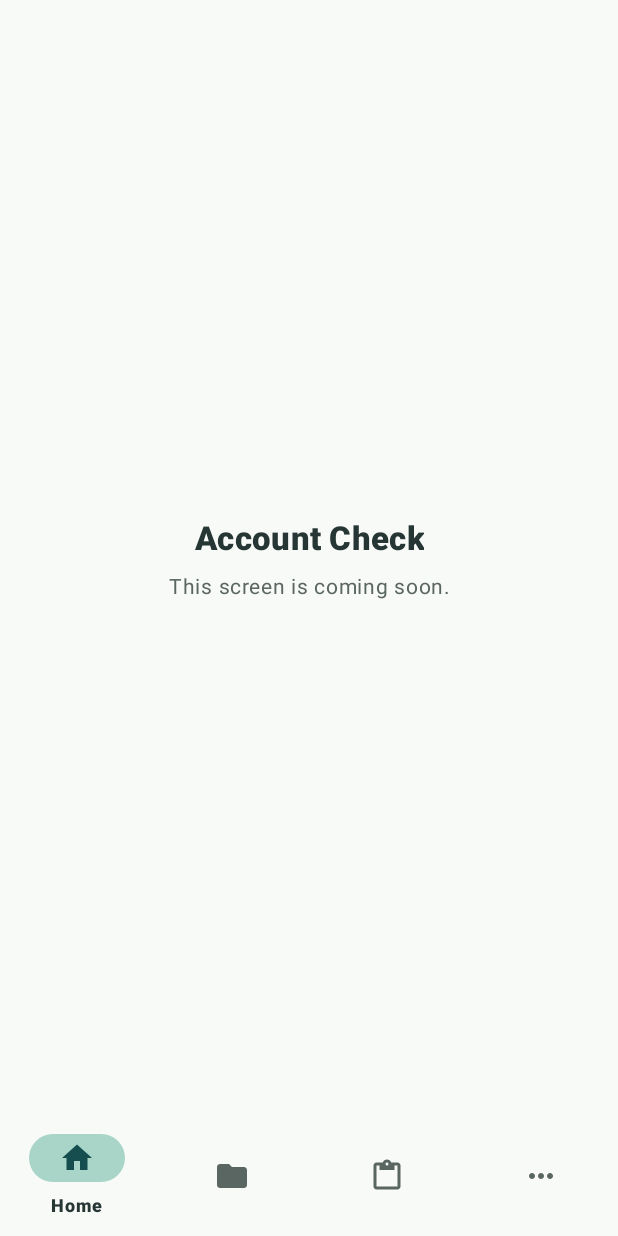
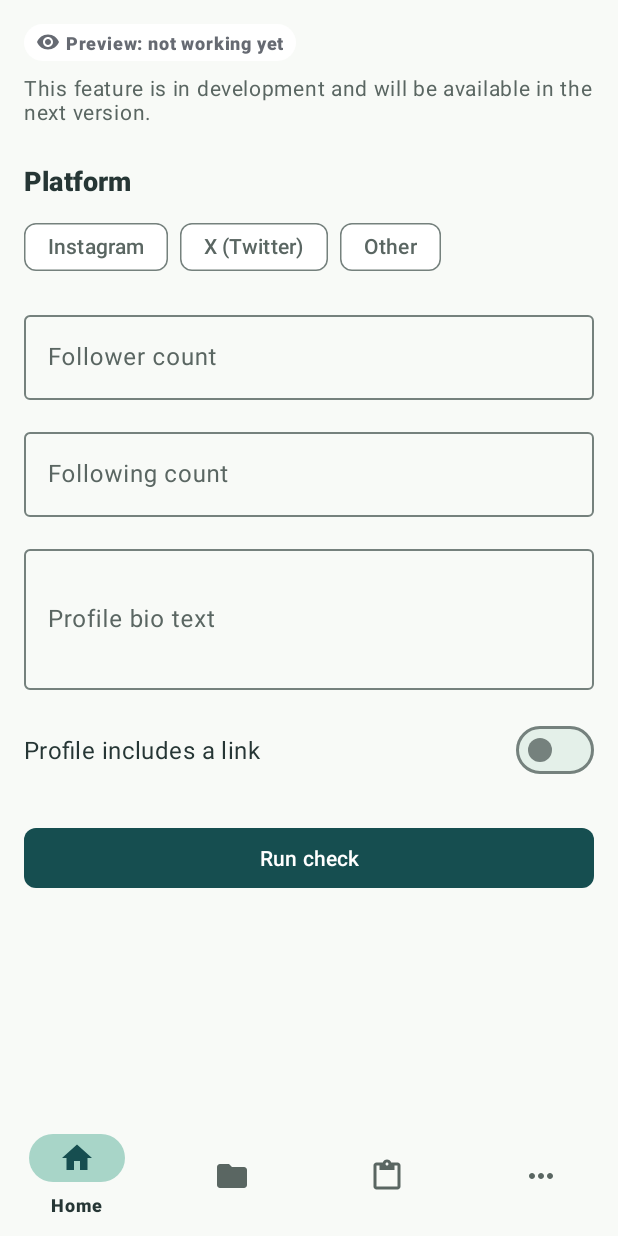
Before and after one commit to abdulsaboor190/ShieldHer_FYP_1, an Android app: the AccountCheckFragment screen opened through its navigation route, on a phone screen of 412 x 824 dp. Run offline under Robolectric (Android 15) with nearby library versions, the phone set to English and light mode, and no system bars; our stand-ins replace Room's generated code, navigation-ui.

Commit message:
FE-4.9: Account Check layout

```diff
--- a/app/src/main/java/com/shieldher/dashboard/check/AccountCheckFragment.kt
+++ b/app/src/main/java/com/shieldher/dashboard/check/AccountCheckFragment.kt
@@ -6,16 +6,62 @@ import android.view.View
 import android.view.ViewGroup
 import android.widget.TextView
 import androidx.fragment.app.Fragment
+import com.google.android.material.button.MaterialButton
+import com.google.android.material.chip.ChipGroup
+import com.google.android.material.materialswitch.MaterialSwitch
+import com.google.android.material.textfield.TextInputEditText
 import com.shieldher.R
+import com.shieldher.dashboard.common.BadgeStatus
+import com.shieldher.dashboard.common.StatusBadge
 
 class AccountCheckFragment : Fragment() {
+
+    private var inputFollowers: TextInputEditText? = null
+    private var inputFollowing: TextInputEditText? = null
+    private var inputBio: TextInputEditText? = null
+    private var chipGroupPlatform: ChipGroup? = null
+    private var switchHasLink: MaterialSwitch? = null
+
     override fun onCreateView(
         inflater: LayoutInflater,
         container: ViewGroup?,
         savedInstanceState: Bundle?
-    ): View? {
-        val view = inflater.inflate(R.layout.fragment_placeholder, container, false)
-        view.findViewById<TextView>(R.id.text_title).setText(R.string.title_account_check)
-        return view
+    ): View = inflater.inflate(R.layout.fragment_account_check, container, false)
+
+    override fun onViewCreated(view: View, savedInstanceState: Bundle?) {
+        super.onViewCreated(view, savedInstanceState)
+
+        val badge = view.findViewById<StatusBadge>(R.id.badge_account_check_preview)
+        badge.setStatus(BadgeStatus.PREVIEW)
+
+        inputFollowers = view.findViewById(R.id.input_followers)
+        inputFollowing = view.findViewById(R.id.input_following)
+        inputBio = view.findViewById(R.id.input_bio)
+        chipGroupPlatform = view.findViewById(R.id.chip_group_platform)
+        switchHasLink = view.findViewById(R.id.switch_has_link)
+
+        val btnRunCheck = view.findViewById<MaterialButton>(R.id.btn_run_check)
+        val textComingSoon = view.findViewById<TextView>(R.id.text_coming_soon)
+
+        btnRunCheck.setOnClickListener {
+            // Tapping shows ONLY the coming soon message inline
+            textComingSoon.visibility = View.VISIBLE
+        }
+    }
+
+    override fun onDestroyView() {
+        super.onDestroyView()
+        // Clear all fields so no typed values are retained
+        inputFollowers?.setText("")
+        inputFollowing?.setText("")
+        inputBio?.setText("")
+        chipGroupPlatform?.clearCheck()
+        switchHasLink?.isChecked = false
+
+        inputFollowers = null
+        inputFollowing = null
+        inputBio = null
+        chipGroupPlatform = null
+        switchHasLink = null
     }
 }
--- /dev/null
+++ b/app/src/main/java/com/shieldher/dashboard/check/AccountCheckWordingHelper.kt
@@ -0,0 +1,16 @@
+package com.shieldher.dashboard.check
+
+import androidx.annotation.StringRes
+import com.shieldher.R
+import com.shieldher.dashboard.common.BadgeStatus
+
+object AccountCheckWordingHelper {
+    @StringRes
+    val previewBadgeStatus: BadgeStatus = BadgeStatus.PREVIEW
+
+    @StringRes
+    val previewLabelRes: Int = R.string.account_check_preview_label
+
+    @StringRes
+    val comingSoonRes: Int = R.string.account_check_coming_soon
+}
--- /dev/null
+++ b/app/src/main/res/layout/fragment_account_check.xml
@@ -0,0 +1,178 @@
+<?xml version="1.0" encoding="utf-8"?>
+<ScrollView xmlns:android="http://schemas.android.com/apk/res/android"
+    xmlns:app="http://schemas.android.com/apk/res-auto"
+    xmlns:tools="http://schemas.android.com/tools"
+    android:id="@+id/account_check_scroll"
+    android:layout_width="match_parent"
+    android:layout_height="match_parent"
+    android:fillViewport="true">
+
+    <LinearLayout
+        android:layout_width="match_parent"
+        android:layout_height="wrap_content"
+        android:orientation="vertical"
+        android:padding="@dimen/sh_space_16"
+        android:paddingBottom="@dimen/sh_space_32">
+
+        <!-- Top status preview badge -->
+        <com.shieldher.dashboard.common.StatusBadge
+            android:id="@+id/badge_account_check_preview"
+            android:layout_width="wrap_content"
+            android:layout_height="wrap_content"
+            android:layout_marginBottom="@dimen/sh_space_8" />
+
+        <!-- Preview banner explanation -->
+        <TextView
+            android:id="@+id/text_preview_explanation"
+            android:layout_width="match_parent"
+            android:layout_height="wrap_content"
+            android:layout_marginBottom="@dimen/sh_space_24"
+            android:text="@string/account_check_preview_banner_explanation"
+            android:textAppearance="@style/ShieldHer.TextAppearance.BodySmall"
+            android:textColor="@color/sh_text_secondary" />
+
+        <!-- Platform selector -->
+        <TextView
+            android:layout_width="match_parent"
+            android:layout_height="wrap_content"
+            android:layout_marginBottom="@dimen/sh_space_8"
+            android:text="@string/account_check_platform_label"
+            android:textAppearance="@style/ShieldHer.TextAppearance.Heading" />
+
+        <com.google.android.material.chip.ChipGroup
+            android:id="@+id/chip_group_platform"
+            android:layout_width="match_parent"
+            android:layout_height="wrap_content"
+            android:layout_marginBottom="@dimen/sh_space_16"
+            app:singleSelection="true">
+
+            <com.google.android.material.chip.Chip
+                android:id="@+id/chip_instagram"
+                style="@style/Widget.Material3.Chip.Filter"
+                android:layout_width="wrap_content"
+                android:layout_height="wrap_content"
+                android:saveEnabled="false"
+                android:text="@string/account_check_platform_instagram" />
+
+            <com.google.android.material.chip.Chip
+                android:id="@+id/chip_x"
+                style="@style/Widget.Material3.Chip.Filter"
+                android:layout_width="wrap_content"
+                android:layout_height="wrap_content"
+                android:saveEnabled="false"
+                android:text="@string/account_check_platform_x" />
+
+            <com.google.android.material.chip.Chip
+                android:id="@+id/chip_other"
+                style="@style/Widget.Material3.Chip.Filter"
+                android:layout_width="wrap_content"
+                android:layout_height="wrap_content"
+                android:saveEnabled="false"
+                android:text="@string/account_check_platform_other" />
+
+        </com.google.android.material.chip.ChipGroup>
+
+        <!-- Followers input -->
+        <com.google.android.material.textfield.TextInputLayout
+            android:id="@+id/layout_followers"
+            android:layout_width="match_parent"
+            android:layout_height="wrap_content"
+            android:layout_marginBottom="@dimen/sh_space_16"
+            android:hint="@string/account_check_followers_label">
+
+            <com.google.android.material.textfield.TextInputEditText
+                android:id="@+id/input_followers"
+                android:layout_width="match_parent"
+                android:layout_height="wrap_content"
+                android:importantForAutofill="no"
+                android:inputType="number"
+                android:saveEnabled="false" />
+
+        </com.google.android.material.textfield.TextInputLayout>
+
+        <!-- Following input -->
+        <com.google.android.material.textfield.TextInputLayout
+            android:id="@+id/layout_following"
+            android:layout_width="match_parent"
+            android:layout_height="wrap_content"
+            android:layout_marginBottom="@dimen/sh_space_16"
+            android:hint="@string/account_check_following_label">
+
+            <com.google.android.material.textfield.TextInputEditText
+                android:id="@+id/input_following"
+                android:layout_width="match_parent"
+                android:layout_height="wrap_content"
+                android:importantForAutofill="no"
+                android:inputType="number"
+                android:saveEnabled="false" />
+
+        </com.google.android.material.textfield.TextInputLayout>
+
+        <!-- Bio text input -->
+        <com.google.android.material.textfield.TextInputLayout
+            android:id="@+id/layout_bio"
+            android:layout_width="match_parent"
+            android:layout_height="wrap_content"
+            android:layout_marginBottom="@dimen/sh_space_16"
+            android:hint="@string/account_check_bio_label">
+
+            <com.google.android.material.textfield.TextInputEditText
+                android:id="@+id/input_bio"
+                android:layout_width="match_parent"
+                android:layout_height="wrap_content"
+                android:importantForAutofill="no"
+                android:inputType="textMultiLine|textNoSuggestions"
+                android:minLines="3"
+                android:saveEnabled="false" />
+
+        </com.google.android.material.textfield.TextInputLayout>
+
+        <!-- Profile includes link switch -->
+        <LinearLayout
+            android:layout_width="match_parent"
+            android:layout_height="wrap_content"
+            android:layout_marginBottom="@dimen/sh_space_24"
+            android:gravity="center_vertical"
+            android:orientation="horizontal">
+
+            <TextView
+                android:layout_width="0dp"
+                android:layout_height="wrap_content"
+                android:layout_weight="1"
+                android:text="@string/account_check_has_link_label"
+                android:textAppearance="@style/ShieldHer.TextAppearance.Body" />
+
+            <com.google.android.material.materialswitch.MaterialSwitch
+                android:id="@+id/switch_has_link"
+                android:layout_width="wrap_content"
+                android:layout_height="wrap_content"
+                android:layout_marginStart="@dimen/sh_space_16"
+                android:saveEnabled="false" />
+
+        </LinearLayout>
+
+        <!-- Run check button -->
+        <com.google.android.material.button.MaterialButton
+            android:id="@+id/btn_run_check"
+            style="@style/ShieldHer.Button.Primary"
+            android:layout_width="match_parent"
+            android:layout_height="wrap_content"
+            android:layout_marginBottom="@dimen/sh_space_16"
+            android:text="@string/account_check_run_button" />
+
+        <!-- Coming soon message shown inline when button tapped -->
+        <TextView
+            android:id="@+id/text_coming_soon"
+            android:layout_width="match_parent"
+            android:layout_height="wrap_content"
+            android:gravity="center"
+            android:padding="@dimen/sh_space_16"
+            android:text="@string/account_check_coming_soon"
+            android:textAppearance="@style/ShieldHer.TextAppearance.Heading"
+            android:textColor="@color/sh_text_secondary"
+            android:visibility="gone"
+            tools:visibility="visible" />
+
+    </LinearLayout>
+
+</ScrollView>
--- /dev/null
+++ b/app/src/main/res/values/strings_check.xml
@@ -0,0 +1,26 @@
+<?xml version="1.0" encoding="utf-8"?>
+<resources>
+    <!-- PROPOSED: needs Abdul's review -->
+    <string name="account_check_preview_banner_explanation">This feature is in development and will be available in the next version.</string>
+
+    <!-- Form labels -->
+    <!-- PROPOSED: needs Abdul's review -->
+    <string name="account_check_platform_label">Platform</string>
+    <!-- PROPOSED: needs Abdul's review -->
+    <string name="account_check_platform_instagram">Instagram</string>
+    <!-- PROPOSED: needs Abdul's review -->
+    <string name="account_check_platform_x">X (Twitter)</string>
+    <!-- PROPOSED: needs Abdul's review -->
+    <string name="account_check_platform_other">Other</string>
+
+    <!-- PROPOSED: needs Abdul's review -->
+    <string name="account_check_followers_label">Follower count</string>
+    <!-- PROPOSED: needs Abdul's review -->
+    <string name="account_check_following_label">Following count</string>
+    <!-- PROPOSED: needs Abdul's review -->
+    <string name="account_check_bio_label">Profile bio text</string>
+    <!-- PROPOSED: needs Abdul's review -->
+    <string name="account_check_has_link_label">Profile includes a link</string>
+    <!-- PROPOSED: needs Abdul's review -->
+    <string name="account_check_run_button">Run check</string>
+</resources>
```
Also changed, not shown: 1 other file.
